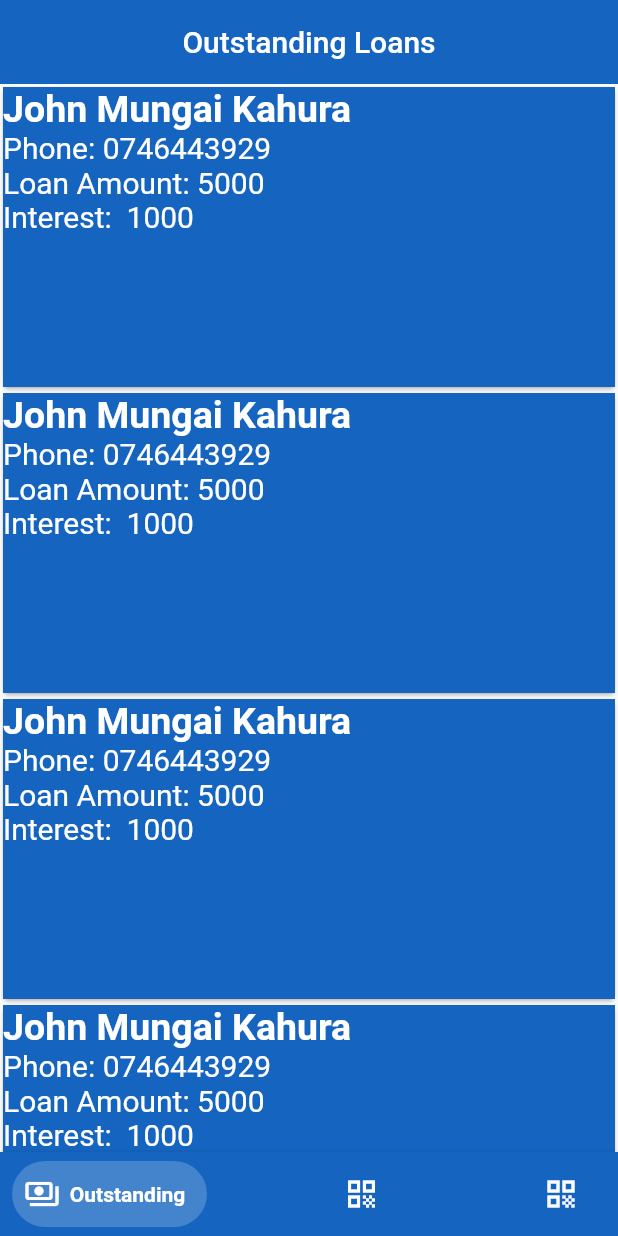
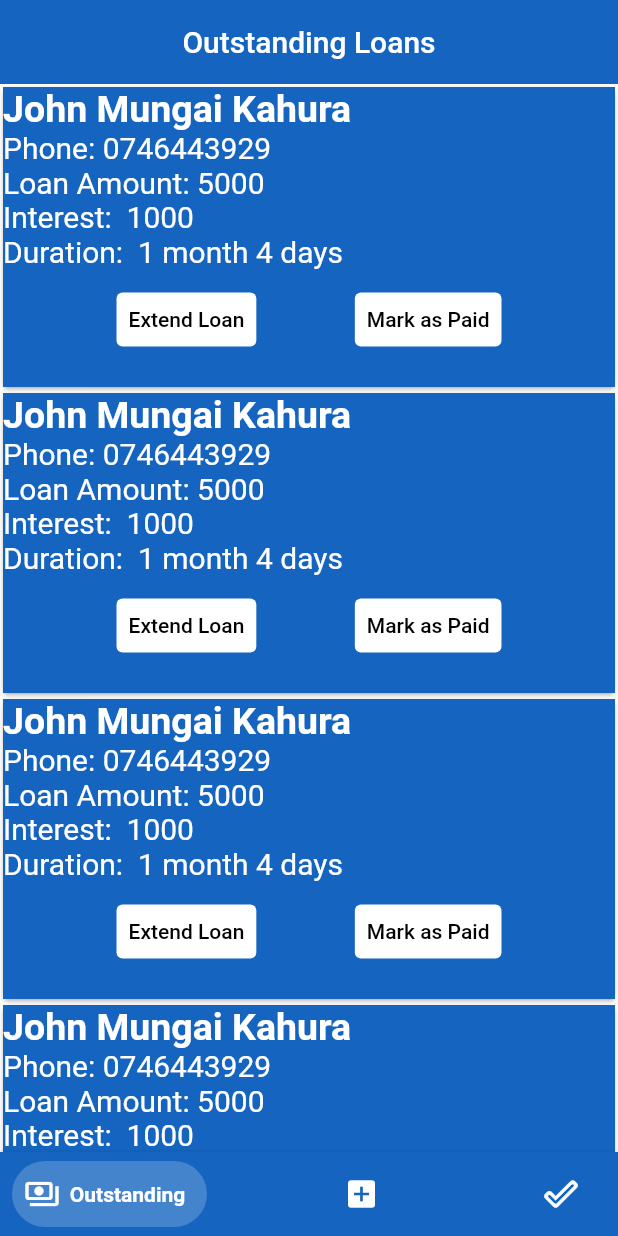
Before and after one commit to JohnM-Kahura/Loan-Shark, a Flutter app: the screen it shows after launch, on a phone screen of 412 x 824 dp. Run offline on Flutter 3.47's test engine with Material 2 defaults, Android fonts, the phone set to English and light mode, and no system bars; drawn by our look-alikes of bottom_navy_bar.

Commit message:
outstanding page done

```diff
--- a/lib/config/style.dart
+++ b/lib/config/style.dart
@@ -11,3 +11,6 @@ TextStyle cardStyle = const TextStyle(
   fontWeight: FontWeight.w400,
   fontSize: 20,
 );
+TextStyle buttonTextStyle = const TextStyle(
+  color: Colors.black,
+);
--- a/lib/containers/mainActivity.dart
+++ b/lib/containers/mainActivity.dart
@@ -2,6 +2,7 @@
 import 'package:bottom_navy_bar/bottom_navy_bar.dart';
 import 'package:flutter/material.dart';
 import 'package:shark/config/colors.dart';
+import 'package:shark/screens/entry.dart';
 import 'package:shark/screens/outstading.dart';
 import 'package:shark/screens/settled.dart';
 
@@ -15,8 +16,12 @@ class MainActivity extends StatefulWidget {
 class _MainActivityState extends State<MainActivity> {
   int _currentIndex = 0;
   //tabs in the app
-  List<Widget> tabs = [const OutstandingLoans(), SettledLoans(), Container()];
-  List title = ['Outstanding Loans', 'Settled Loans', 'Over due loans'];
+  List<Widget> tabs = [
+    const OutstandingLoans(),
+    const LoanEntry(),
+    const SettledLoans()
+  ];
+  List title = ['Outstanding Loans', 'Loanee details', 'Settled Loans'];
   @override
   Widget build(BuildContext context) {
     return Scaffold(
@@ -41,14 +46,14 @@ class _MainActivityState extends State<MainActivity> {
             textAlign: TextAlign.center,
           ),
           BottomNavyBarItem(
-            icon: const Icon(Icons.qr_code),
-            title: const Text('Settled Loans'),
+            icon: const Icon(Icons.add_box),
+            title: const Text('New Entry'),
             activeColor: Colors.white,
             textAlign: TextAlign.center,
           ),
           BottomNavyBarItem(
-            icon: const Icon(Icons.qr_code),
-            title: const Text('Over due loans'),
+            icon: const Icon(Icons.done_outline_rounded),
+            title: const Text('Settled Loans'),
             activeColor: Colors.white,
             textAlign: TextAlign.center,
           ),
--- /dev/null
+++ b/lib/screens/entry.dart
@@ -0,0 +1,15 @@
+import 'package:flutter/material.dart';
+
+class LoanEntry extends StatefulWidget {
+  const LoanEntry({Key? key}) : super(key: key);
+
+  @override
+  _LoanEntryState createState() => _LoanEntryState();
+}
+
+class _LoanEntryState extends State<LoanEntry> {
+  @override
+  Widget build(BuildContext context) {
+    return Container();
+  }
+}
--- a/lib/screens/outstading.dart
+++ b/lib/screens/outstading.dart
@@ -15,7 +15,11 @@ class _OutstandingLoansState extends State<OutstandingLoans> {
     return ListView.builder(
         itemCount: 10,
         itemBuilder: (BuildContext context, int index) {
-          return Card(
+          return GestureDetector(
+            onDoubleTap: () {
+              // dialogue showing the time remaining for the loan
+            },
+            child: Card(
               elevation: 1,
               margin: const EdgeInsets.all(2),
               child: Container(
@@ -64,7 +68,56 @@ class _OutstandingLoansState extends State<OutstandingLoans> {
                         ),
                       ],
                     ),
+                    Row(
+                      children: [
+                        Text(
+                          'Duration:  ',
+                          style: cardStyle,
+                        ),
+                        Text(
+                          '1 month 4 days',
+                          style: cardStyle,
+                        ),
                       ],
+                    ),
+                    Container(
+                      width: double.infinity,
+                      margin: const EdgeInsets.all(10),
+                      child: Row(
+                        mainAxisAlignment: MainAxisAlignment.spaceEvenly,
+                        children: [
+                          TextButton(
+                            style: ButtonStyle(
+                              backgroundColor: MaterialStateProperty.all<Color>(
+                                  Colors.white),
+                            ),
+                            onPressed: () {
+                              // dilogue for the time extension
+                            },
+                            child: Text(
+                              'Extend Loan',
+                              style: buttonTextStyle,
+                            ),
+                          ),
+                          TextButton(
+                            style: ButtonStyle(
+                              backgroundColor: MaterialStateProperty.all<Color>(
+                                  Colors.white),
+                            ),
+                            onPressed: () {
+                              //remove card from list
+                              // add the data to the settled tab
+                            },
+                            child: Text(
+                              'Mark as Paid',
+                              style: buttonTextStyle,
+                            ),
+                          ),
+                        ],
+                      ),
+                    ),
+                  ],
+                ),
               ),
             ),
           );
```
Lines whose indentation alone changed are shown as unchanged.
